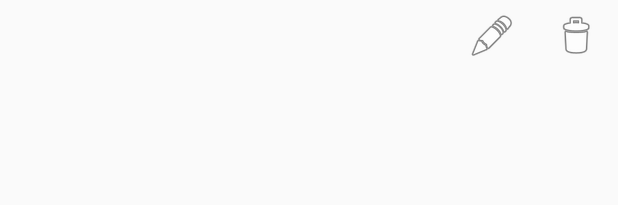
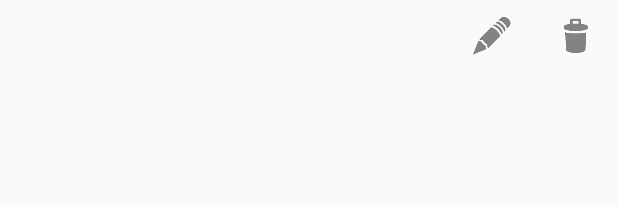
Before and after one commit to fifersheep/android-names-in-a-hat, an Android app: the layout names_list_item.xml on its own in the app's theme, with its tools: preview values and no code run, on a phone screen of 412 x 824 dp. Shown: the top 205 px of the screen. Run offline under Robolectric (Android 15) with nearby library versions, the phone set to English and light mode, and no system bars.

Commit message:
set name list icons to match light theme

```diff
--- a/app/src/main/res/layout/names_list_item.xml
+++ b/app/src/main/res/layout/names_list_item.xml
@@ -18,18 +18,18 @@
         android:id="@+id/button_delete_name"
         android:layout_width="wrap_content"
         android:layout_height="wrap_content"
-        android:contentDescription=""
+        android:contentDescription="Delete Name"
         android:layout_alignParentRight="true"
-        android:drawableLeft="@android:drawable/ic_menu_delete"
+        android:drawableLeft="@drawable/ic_action_discard"
         style="?attr/actionButtonStyle"/>
 
     <Button
         android:id="@+id/button_edit_name"
         android:layout_width="wrap_content"
         android:layout_height="wrap_content"
-        android:contentDescription=""
+        android:contentDescription="Edit Name"
         android:layout_toLeftOf="@+id/button_delete_name"
-        android:drawableLeft="@android:drawable/ic_menu_edit"
+        android:drawableLeft="@drawable/ic_action_edit"
         style="?attr/actionButtonStyle"/>
 
 </RelativeLayout>
```
